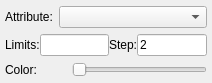
The window that glue_vispy_viewers/isosurface/layer_style_widget.ui (glue-viz/glue-vispy-viewers) describes before a commit, drawn with Qt 5.
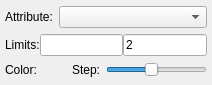
The same window after the commit. Custom widgets are drawn as their Qt base class.

Commit message: redesign the ui, add high/low limits and step

```diff
--- a/glue_vispy_viewers/isosurface/layer_style_widget.ui
+++ b/glue_vispy_viewers/isosurface/layer_style_widget.ui
@@ -7,7 +7,7 @@
     <x>0</x>
     <y>0</y>
     <width>212</width>
-    <height>83</height>
+    <height>85</height>
    </rect>
   </property>
   <property name="windowTitle">
@@ -29,20 +29,38 @@
    <property name="verticalSpacing">
     <number>5</number>
    </property>
-   <item row="0" column="1" colspan="2">
+   <item row="2" column="0" colspan="4">
+    <layout class="QHBoxLayout" name="horizontalLayout">
+     <item>
+      <widget class="QLabel" name="label_3">
+       <property name="text">
+        <string>Limits:</string>
+       </property>
+      </widget>
+     </item>
+     <item>
+      <widget class="QLineEdit" name="limits_low"/>
+     </item>
+     <item>
+      <widget class="QLineEdit" name="limits_high">
+       <property name="text">
+        <string>2</string>
+       </property>
+      </widget>
+     </item>
+    </layout>
+   </item>
+   <item row="0" column="1" colspan="3">
     <widget class="QComboBox" name="combo_attribute">
      <property name="sizeAdjustPolicy">
       <enum>QComboBox::AdjustToMinimumContentsLength</enum>
      </property>
     </widget>
    </item>
-   <item row="3" column="2">
-    <widget class="QSlider" name="slider_alpha">
-     <property name="maximum">
-      <number>100</number>
-     </property>
-     <property name="orientation">
-      <enum>Qt::Horizontal</enum>
+   <item row="0" column="0">
+    <widget class="QLabel" name="label">
+     <property name="text">
+      <string>Attribute:</string>
      </property>
     </widget>
    </item>
@@ -53,6 +71,25 @@
      </property>
     </widget>
    </item>
+   <item row="3" column="3">
+    <widget class="QSlider" name="slider_step">
+     <property name="minimum">
+      <number>1</number>
+     </property>
+     <property name="maximum">
+      <number>10</number>
+     </property>
+     <property name="singleStep">
+      <number>1</number>
+     </property>
+     <property name="value">
+      <number>5</number>
+     </property>
+     <property name="orientation">
+      <enum>Qt::Horizontal</enum>
+     </property>
+    </widget>
+   </item>
    <item row="3" column="1">
     <widget class="QColorBox" name="label_color">
      <property name="sizePolicy">
@@ -66,41 +103,13 @@
      </property>
     </widget>
    </item>
-   <item row="0" column="0">
-    <widget class="QLabel" name="label">
+   <item row="3" column="2">
+    <widget class="QLabel" name="label_4">
      <property name="text">
-      <string>Attribute:</string>
+      <string>Step:</string>
      </property>
     </widget>
    </item>
-   <item row="2" column="0" colspan="3">
-    <layout class="QHBoxLayout" name="horizontalLayout">
-     <item>
-      <widget class="QLabel" name="label_3">
-       <property name="text">
-        <string>Limits:</string>
-       </property>
-      </widget>
-     </item>
-     <item>
-      <widget class="QLineEdit" name="value_level"/>
-     </item>
-     <item>
-      <widget class="QLabel" name="label_4">
-       <property name="text">
-        <string>Step:</string>
-       </property>
-      </widget>
-     </item>
-     <item>
-      <widget class="QLineEdit" name="step_num">
-       <property name="text">
-        <string>2</string>
-       </property>
-      </widget>
-     </item>
-    </layout>
-   </item>
   </layout>
  </widget>
  <customwidgets>
```
The commit also changes 3 other files.
